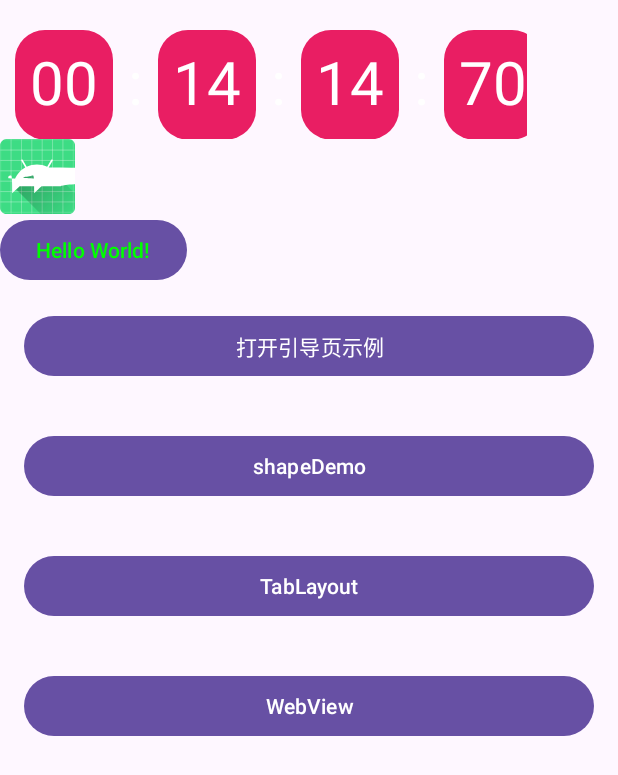
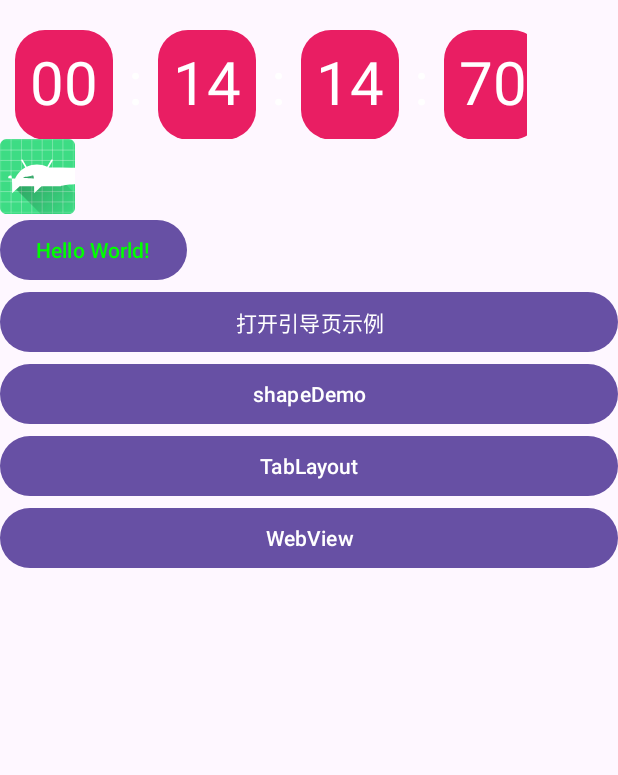
Before and after one commit to Wzeqiu/NewJetpack, an Android app: the screen it shows after launch (MainActivity), on a phone screen of 412 x 824 dp. Shown: the top 775 px of the screen. Run offline under Robolectric (Android 15) with nearby library versions, the phone set to English and light mode, and no system bars; libraries missing offline, so code that uses them is left out: com.hjq.permissions, com.tencent.mmkv; pictures from the network do not load; 2 statements that could not run were skipped.

Commit message:
feat(ImageView): 添加等比缩放加载图片功能并优化布局- 在 activity_main.xml 中添加新的 ImageView 控件 - 修改 ImageViewKt.kt，增加 loadScaled扩展函数，实现等比缩放加载图片 - 在 MainActivity.kt 中使用 loadScaled 函数加载图片到新的 ImageView 控件 - 调整部分布局属性，移除不必要的 margin

```diff
--- a/app/src/main/java/com/wzeqiu/newjetpack/MainActivity.kt
+++ b/app/src/main/java/com/wzeqiu/newjetpack/MainActivity.kt
@@ -8,6 +8,7 @@ import androidx.dynamicanimation.animation.SpringAnimation
 import androidx.dynamicanimation.animation.SpringForce
 import com.common.kt.activity.launch
 import com.common.kt.addTouchScaleAnimation
+import com.common.kt.loadScaled
 import com.common.kt.singleClick
 import com.common.ui.BaseActivity
 import com.common.ui.webView.WebViewActivity
@@ -18,6 +19,10 @@ class MainActivity : BaseActivity<ActivityMainBinding>() {
 
     override fun onCreate(savedInstanceState: Bundle?) {
         super.onCreate(savedInstanceState)
+        binding.ivImageView.post {
+            binding.ivImageView.loadScaled("https://cdn.idouying.cn/douyin/material_background/png/20250507/202505071104028e3bf8676.jpg", targetWidth = binding.ivImageView.measuredWidth)
+        }
+
 
         binding.countdownView.setTime(864000)
 
--- a/app/src/main/res/layout/activity_main.xml
+++ b/app/src/main/res/layout/activity_main.xml
@@ -20,6 +20,10 @@
         app:layout_constraintStart_toStartOf="parent"
         app:layout_constraintEnd_toEndOf="parent" />
     <ImageView
+        android:id="@+id/ivImageView"
+        android:layout_width="100dp"
+        android:layout_height="wrap_content"/>
+    <ImageView
         android:id="@+id/iv"
         android:layout_width="50dp"
         android:layout_height="50dp"
@@ -40,25 +44,21 @@
         android:id="@+id/btn_guide_demo"
         android:layout_width="match_parent"
         android:layout_height="wrap_content"
-        android:layout_margin="16dp"
         android:text="打开引导页示例" />
     <Button
         android:id="@+id/btn_shape_demo"
         android:layout_width="match_parent"
         android:layout_height="wrap_content"
-        android:layout_margin="16dp"
         android:text="shapeDemo" />
     <Button
         android:id="@+id/btn_tablayout_demo"
         android:layout_width="match_parent"
         android:layout_height="wrap_content"
-        android:layout_margin="16dp"
         android:text="TabLayout" />
     <Button
         android:id="@+id/btn_webView_demo"
         android:layout_width="match_parent"
         android:layout_height="wrap_content"
-        android:layout_margin="16dp"
         android:text="WebView" />
 
 
--- a/common/src/main/java/com/common/kt/ImageViewKt.kt
+++ b/common/src/main/java/com/common/kt/ImageViewKt.kt
@@ -1,5 +1,6 @@
 package com.common.kt
 
+import android.annotation.SuppressLint
 import android.widget.ImageView
 import com.bumptech.glide.Glide
 import com.bumptech.glide.load.resource.bitmap.CenterCrop
@@ -15,3 +16,34 @@ fun ImageView.loadRound(path: Any, radius: Int = 4f.dp2px) {
         .load(path)
         .transform(CenterCrop(), RoundedCorners(radius)).into(this)
 }
+
+/**
+ * 使用 Glide 加载图片并进行等比缩放适配 ImageView 的指定尺寸
+ * @param url 图片的 URL 或路径
+ * @param targetWidth 目标宽度，如果已知宽度则传入，未知则为 0
+ * @param targetHeight 目标高度，如果已知高度则传入，未知则为 0
+ */
+@SuppressLint("CheckResult")
+fun ImageView.loadScaled(url: Any, targetWidth: Int = 0, targetHeight: Int = 0) {
+    val requestBuilder = Glide.with(this).load(url)
+
+    if (targetWidth > 0 && targetHeight > 0) {
+        // 如果同时指定了宽高，使用 override 精确控制尺寸
+        requestBuilder.override(targetWidth, targetHeight)
+    } else if (targetWidth > 0) {
+        // 如果只指定了宽度，使用 override 控制宽度，高度自动计算以保持比例
+        requestBuilder.override(targetWidth, com.bumptech.glide.request.target.Target.SIZE_ORIGINAL)
+    } else if (targetHeight > 0) {
+        // 如果只指定了高度，使用 override 控制高度，宽度自动计算以保持比例
+        requestBuilder.override(com.bumptech.glide.request.target.Target.SIZE_ORIGINAL, targetHeight)
+    }
+
+    // 使用 FitCenter 或 CenterInside 进行等比缩放适配
+    // FitCenter: 等比缩放，使图片完全显示在 ImageView 内，可能会留白
+    // CenterInside: 等比缩放，使图片完全显示在 ImageView 内，可能会留白 (与 FitCenter 类似，但通常用于大图缩小)
+    // CenterCrop: 等比缩放，使图片填满 ImageView，可能会裁剪
+    // 这里选择 FitCenter 或 CenterInside 更符合“等比缩放适配”的要求，具体取决于希望留白还是裁剪
+    // 考虑到用户需求是“等比缩放展示”，FitCenter 或 CenterInside 更合适。这里使用 FitCenter。
+    requestBuilder.transform(com.bumptech.glide.load.resource.bitmap.FitCenter())
+        .into(this)
+}
```
